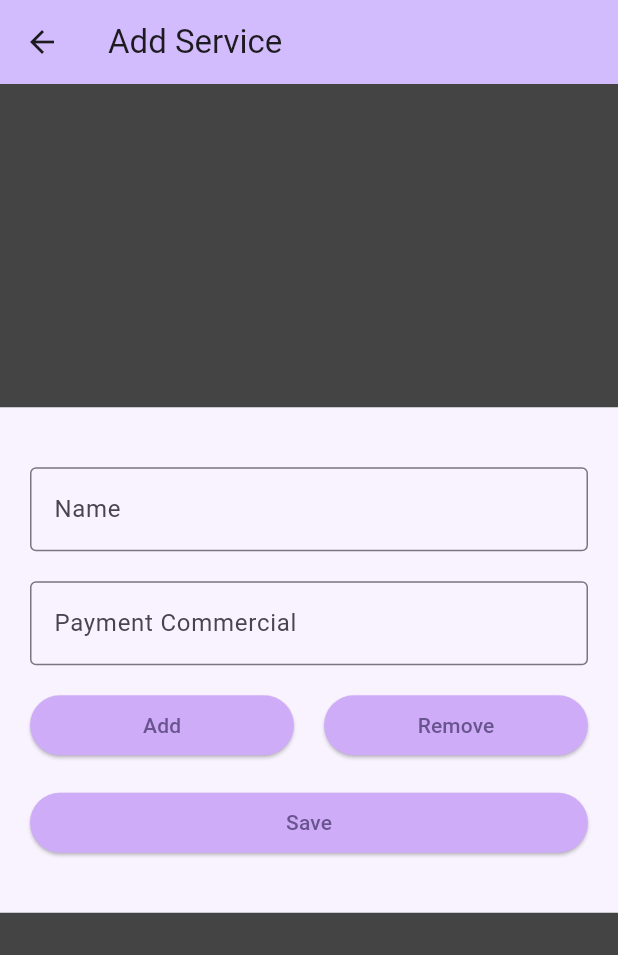
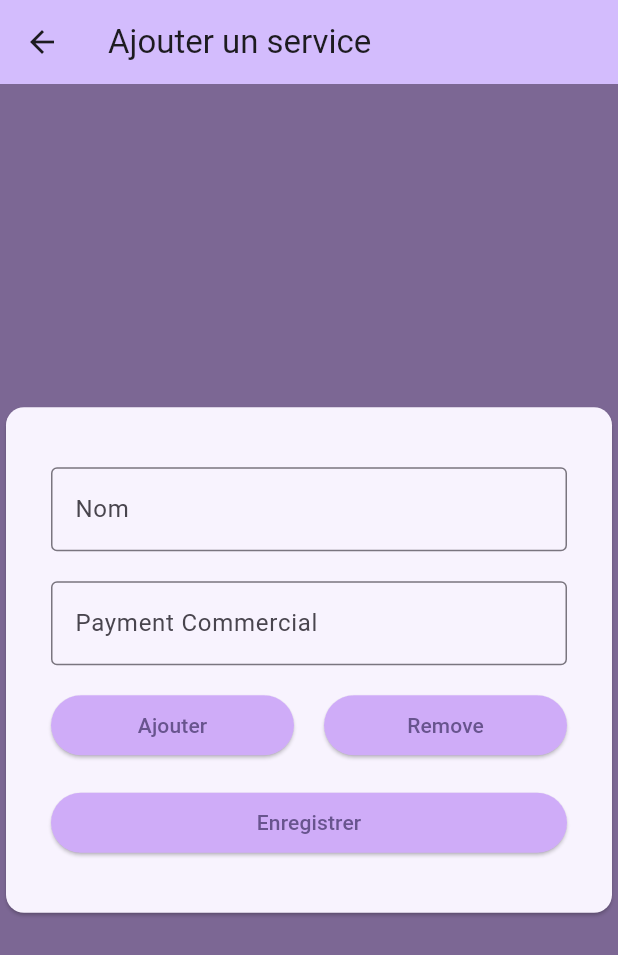
Before and after one commit to Silaagency/manager, a Flutter app: the AdminEmployeesPage screen opened directly, after a tap on the "more vert" icon, on a phone screen of 412 x 824 dp. Shown: the top 955 px of the screen. Run offline on Flutter 3.47's test engine with Material 3 defaults, Android fonts, the phone set to English and light mode, and no system bars; our stand-ins replace flutter_styled_toast, shared_preferences; accounts and stored records are empty; network calls fail.

Commit message:
fixes design

```diff
--- a/lib/addCommission.dart
+++ b/lib/addCommission.dart
@@ -137,10 +137,10 @@ class _AddCommissionPageState extends State<AddCommissionPage> {
   Widget build(BuildContext context) {
 
     return Scaffold(
-      backgroundColor: const Color(0xff444444),
+      backgroundColor: AppColors.zeroColor,
       appBar: AppBar(
         backgroundColor: Theme.of(context).colorScheme.inversePrimary,
-        title: const Text('Add Commission'),
+        title: const Text('Ajouter une Commission'),
       ),
       body: Center(
         child: SingleChildScrollView(
--- a/lib/addEmployee.dart
+++ b/lib/addEmployee.dart
@@ -103,7 +103,7 @@ class _AddEmployeePageState extends State<AddEmployeePage> with RouteAware  {
         paidCommissions: paidCommissions,
         penalizedAbsence: true,
         salary: salary,
-        absence: employee!.paymentInfo.absence
+        absence: employee?.paymentInfo.absence??0
     ));
 
     // add employee
@@ -141,7 +141,7 @@ class _AddEmployeePageState extends State<AddEmployeePage> with RouteAware  {
   Widget build(BuildContext context) {
 
     return Scaffold(
-      backgroundColor: Color(0xff444444),
+      backgroundColor: AppColors.zeroColor,
       appBar: AppBar(
         backgroundColor: Theme.of(context).colorScheme.inversePrimary,
         title: const Text("New Employee"),
--- a/lib/addNewCommission.dart
+++ b/lib/addNewCommission.dart
@@ -128,10 +128,10 @@ class _AddNewCommissionPageState extends State<AddNewCommissionPage> {
   Widget build(BuildContext context) {
 
     return Scaffold(
-      backgroundColor: const Color(0xff444444),
+      backgroundColor: AppColors.zeroColor,
       appBar: AppBar(
         backgroundColor: Theme.of(context).colorScheme.inversePrimary,
-        title: const Text('Add NCommission'),
+        title: const Text('Ajouter une commission'),
       ),
       body: Center(
         child: SingleChildScrollView(
--- a/lib/addService.dart
+++ b/lib/addService.dart
@@ -137,18 +137,18 @@ class _AddServicePageeState extends State<AddServicePage> {
   Widget build(BuildContext context) {
 
     return Scaffold(
-      backgroundColor: const Color(0xff444444),
+      backgroundColor: AppColors.zeroColor,
       appBar: AppBar(
         backgroundColor: Theme.of(context).colorScheme.inversePrimary,
-        title: const Text('Add Service'),
+        title: const Text('Ajouter un service'),
       ),
       body: Center(
         child: SingleChildScrollView(
           child: Center(
-            child: Container(
+            child: Card(
               color: AppColors.backgroundColor,
               child: Padding(
-                padding: const EdgeInsets.only(top: 40, bottom: 40, right: 20, left: 20),
+                padding: const EdgeInsets.only(top: 40, bottom: 40, right: 30, left: 30),
                 child: SizedBox(
                   width: 400,
                   child:  Column(
@@ -159,7 +159,7 @@ class _AddServicePageeState extends State<AddServicePage> {
                       TextField(
                         controller: nameController,
                         decoration: InputDecoration(
-                          labelText: 'Name',
+                          labelText: 'Nom',
                           border: const OutlineInputBorder(),
                           errorText: getGenericError(nameController),
                         ),
@@ -193,7 +193,7 @@ class _AddServicePageeState extends State<AddServicePage> {
                                     child: TextField(
                                       controller: textControllers[index][0],
                                       decoration: InputDecoration(
-                                      labelText: 'Name',
+                                      labelText: 'Nom',
                                       border: const OutlineInputBorder(),
                                       errorText: getGenericError(textControllers[index][0]),
                                       ),
@@ -243,7 +243,7 @@ class _AddServicePageeState extends State<AddServicePage> {
                                   style: ButtonStyle(
                                     backgroundColor: MaterialStateProperty.all<Color>(AppColors.primaryColor)
                                   ),
-                                  child: const Text('Add'), // Button text
+                                  child: const Text('Ajouter'), // Button text
                                 )
                               )
                             ),
@@ -275,7 +275,7 @@ class _AddServicePageeState extends State<AddServicePage> {
                           style: ButtonStyle(
                             backgroundColor: MaterialStateProperty.all<Color>(AppColors.primaryColor)
                           ),
-                          child: const Text('Save'), // Button text
+                          child: const Text('Enregistrer'), // Button text
                         )
                       )
                     ],
--- a/lib/adminEmployees.dart
+++ b/lib/adminEmployees.dart
@@ -71,10 +71,10 @@ class _AdminEmployeesPageState extends State<AdminEmployeesPage> with RouteAware
   Widget build(BuildContext context) {
 
     return Scaffold(
-      backgroundColor: Color(0xff444444),
+      backgroundColor: AppColors.zeroColor,
       appBar: AppBar(
         backgroundColor: Theme.of(context).colorScheme.inversePrimary,
-        title: const Text('Employees'),
+        title: const Text('Employés'),
         actions: [
           IconButton(
             icon: const Icon(Icons.more_vert),
@@ -88,11 +88,11 @@ class _AdminEmployeesPageState extends State<AdminEmployeesPage> with RouteAware
           items: const <BottomNavigationBarItem>[
             BottomNavigationBarItem(
               icon: Icon(Icons.home),
-              label: 'All',
+              label: 'Tous',
             ),
             BottomNavigationBarItem(
               icon: Icon(Icons.search),
-              label: 'New',
+              label: 'Nouveaux',
             ),
           ],
           currentIndex: _selectedIndex,
--- a/lib/adminMain.dart
+++ b/lib/adminMain.dart
@@ -60,10 +60,10 @@ class _AdminMainPageState extends State<AdminMainPage> with RouteAware  {
   @override
   Widget build(BuildContext context) {
     return Scaffold(
-      backgroundColor: Color(0xff444444),
+      backgroundColor: AppColors.zeroColor,
       appBar: AppBar(
         backgroundColor: Theme.of(context).colorScheme.inversePrimary,
-        title: const Text('Main Menu'),
+        title: const Text('Menu'),
         actions: [
           IconButton(
             icon: const Icon(Icons.more_vert),
--- a/lib/commercial.dart
+++ b/lib/commercial.dart
@@ -77,7 +77,7 @@ class _CommercialPageState extends State<CommercialPage> with RouteAware  {
   Widget build(BuildContext context) {
 
     return Scaffold(
-      backgroundColor: Color(0xff444444),
+      backgroundColor: AppColors.zeroColor,
       appBar: AppBar(
         backgroundColor: Theme.of(context).colorScheme.inversePrimary,
         title: const Text('Employees'),
--- a/lib/commissionDetails.dart
+++ b/lib/commissionDetails.dart
@@ -95,7 +95,7 @@ class _CommissionDetailsPageState extends State<CommissionDetailsPage> with Rout
   Widget build(BuildContext context) {
 
     return Scaffold(
-      backgroundColor: Color(0xff444444),
+      backgroundColor: AppColors.zeroColor,
       appBar: AppBar(
         backgroundColor: Theme.of(context).colorScheme.inversePrimary,
         title: const Text("Details"),
--- a/lib/constants.dart
+++ b/lib/constants.dart
@@ -5,5 +5,7 @@ class AppColors {
   static const Color backgroundColor2 = Color(0xfff1e8fe);
   static const Color backgroundColor3 = Color(0xFFeadcfe);
   static const Color primaryColor = Color(0xffcfacf8);
+  static const Color zeroColor = Color.fromARGB(255, 124,103,148);
   static const Color black = Color(0xff000000);
+
 }
--- a/lib/database.dart
+++ b/lib/database.dart
@@ -110,8 +110,8 @@ Future<(Employee, String)> login(String email, String password) async {
     } else {
       throw Exception('Failed to login');
     }
-  } catch (e) {
-    throw Exception('Error: $e');
+  } on Exception catch (e) {
+    throw Exception(e.toString().substring(11));
   }
 }
 
--- a/lib/listPages.dart
+++ b/lib/listPages.dart
@@ -1,8 +1,5 @@
-import 'package:flutter/cupertino.dart';
 import 'package:flutter/material.dart';
-import 'package:flutter/widgets.dart';
 import 'package:flutter_application_1/addEmployee.dart';
-import 'package:flutter_application_1/addService.dart';
 import 'package:flutter_application_1/adminEmployeeDetails.dart';
 import 'package:flutter_application_1/commissionDetails.dart';
 import 'package:flutter_application_1/data.dart';
--- a/lib/newCommissionDetails.dart
+++ b/lib/newCommissionDetails.dart
@@ -79,7 +79,7 @@ class _NewCommissionDetailsPageState extends State<NewCommissionDetailsPage> wit
   Widget build(BuildContext context) {
 
     return Scaffold(
-      backgroundColor: Color(0xff444444),
+      backgroundColor: AppColors.zeroColor,
       appBar: AppBar(
         backgroundColor: Theme.of(context).colorScheme.inversePrimary,
         title: const Text("Details"),
--- a/lib/payments.dart
+++ b/lib/payments.dart
@@ -66,7 +66,7 @@ class _PaymentPageState extends State<PaymentPage> with RouteAware  {
   Widget build(BuildContext context) {
 
     return Scaffold(
-      backgroundColor: Color(0xff444444),
+      backgroundColor: AppColors.zeroColor,
       appBar: AppBar(
         backgroundColor: Theme.of(context).colorScheme.inversePrimary,
         title: const Text('Payments'),
--- a/lib/service.dart
+++ b/lib/service.dart
@@ -83,7 +83,7 @@ class _ServicePageState extends State<ServicePage> with RouteAware  {
   Widget build(BuildContext context) {
 
     return Scaffold(
-      backgroundColor: Color(0xff444444),
+      backgroundColor: AppColors.zeroColor,
       appBar: AppBar(
         backgroundColor: Theme.of(context).colorScheme.inversePrimary,
         title: Text( service?.name ?? widget.service),
```
Also changed, not shown: lib/adminEmployeeDetails.dart (+5 -5 lines), lib/employeeMain.dart (+8 -4 lines), lib/main.dart (+6 -6 lines), lib/register.dart (+9 -8 lines).
